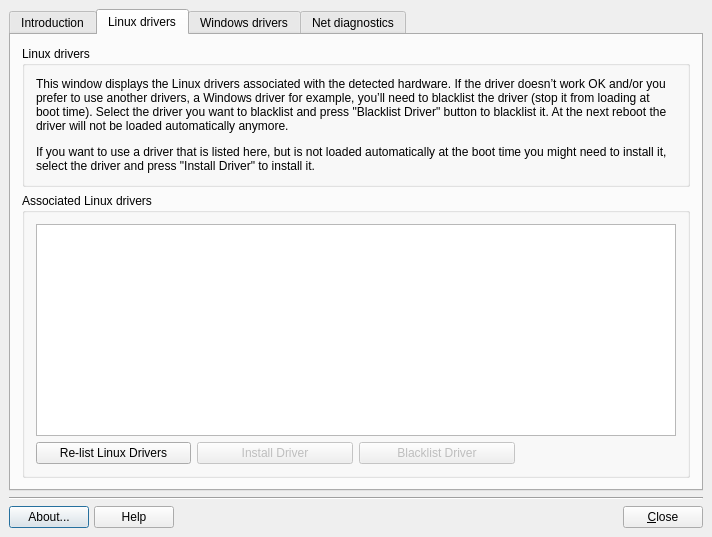
Before: the Qt Designer form meconfig.ui in AdrianTM/mx-broadcom-manager, drawn with Qt 5.
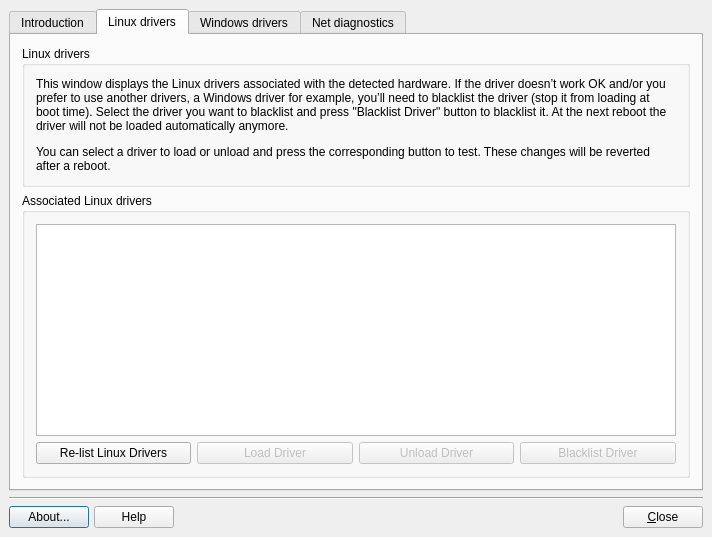
After: the same form once the commit is applied. The open tabs and pages were chosen to show the change. Icons and pictures are not drawn.

What changed in the file:
```diff
--- a/meconfig.ui
+++ b/meconfig.ui
@@ -351,7 +351,7 @@
           <item>
            <widget class="QLabel" name="labelLinux">
             <property name="text">
-             <string>&lt;html&gt;&lt;head/&gt;&lt;body&gt;&lt;p&gt;This window displays the Linux drivers associated with the detected hardware. If the driver doesn’t work OK and/or you prefer to use another drivers, a Windows driver for example, you’ll need to blacklist the driver (stop it from loading at boot time). Select the driver you want to blacklist and press &amp;quot;Blacklist Driver&amp;quot; button to blacklist it. At the next reboot the driver will not be loaded automatically anymore.&lt;/p&gt;&lt;p&gt;If you want to use a driver that is listed here, but is not loaded automatically at the boot time you might need to install it, select the driver and press &amp;quot;Install Driver&amp;quot; to install it.&lt;/p&gt;&lt;/body&gt;&lt;/html&gt;</string>
+             <string>&lt;html&gt;&lt;head/&gt;&lt;body&gt;&lt;p&gt;This window displays the Linux drivers associated with the detected hardware. If the driver doesn’t work OK and/or you prefer to use another drivers, a Windows driver for example, you’ll need to blacklist the driver (stop it from loading at boot time). Select the driver you want to blacklist and press &amp;quot;Blacklist Driver&amp;quot; button to blacklist it. At the next reboot the driver will not be loaded automatically anymore.&lt;/p&gt;&lt;p&gt;You can select a driver to load or unload and press the corresponding button to test. These changes will be reverted after a reboot.&lt;/p&gt;&lt;/body&gt;&lt;/html&gt;</string>
             </property>
             <property name="wordWrap">
              <bool>true</bool>
@@ -373,7 +373,21 @@
           <string>Associated Linux drivers</string>
          </property>
          <layout class="QGridLayout" name="gridLayout_3">
-          <item row="0" column="0" colspan="4">
+          <item row="3" column="1">
+           <widget class="QPushButton" name="linuxDrvLoad">
+            <property name="enabled">
+             <bool>false</bool>
+            </property>
+            <property name="text">
+             <string>Load Driver</string>
+            </property>
+            <property name="icon">
+             <iconset>
+              <normaloff>../../../../../../../../usr/share/mx-broadcom-manager/icons/connect_creating.png</normaloff>../../../../../../../../usr/share/mx-broadcom-manager/icons/connect_creating.png</iconset>
+            </property>
+           </widget>
+          </item>
+          <item row="1" column="0" colspan="4">
            <widget class="QListWidget" name="linuxDrvList">
             <property name="sizePolicy">
              <sizepolicy hsizetype="Expanding" vsizetype="Expanding">
@@ -422,7 +436,21 @@
             </property>
            </widget>
           </item>
-          <item row="1" column="0">
+          <item row="3" column="2">
+           <widget class="QPushButton" name="linuxDrvUnload">
+            <property name="enabled">
+             <bool>false</bool>
+            </property>
+            <property name="text">
+             <string>Unload Driver</string>
+            </property>
+            <property name="icon">
+             <iconset>
+              <normaloff>../../../../../../../../usr/share/mx-broadcom-manager/icons/connect_no.png</normaloff>../../../../../../../../usr/share/mx-broadcom-manager/icons/connect_no.png</iconset>
+            </property>
+           </widget>
+          </item>
+          <item row="3" column="0">
            <widget class="QPushButton" name="linuxDrvDiagnosePushButton">
             <property name="maximumSize">
              <size>
@@ -439,33 +467,7 @@
             </property>
            </widget>
           </item>
-          <item row="1" column="1">
-           <widget class="QPushButton" name="linuxDrvInstall">
-            <property name="enabled">
-             <bool>false</bool>
-            </property>
-            <property name="sizePolicy">
-             <sizepolicy hsizetype="Minimum" vsizetype="Fixed">
-              <horstretch>0</horstretch>
-              <verstretch>0</verstretch>
-             </sizepolicy>
-            </property>
-            <property name="minimumSize">
-             <size>
-              <width>156</width>
-              <height>0</height>
-             </size>
-            </property>
-            <property name="text">
-             <string>Install Driver</string>
-            </property>
-            <property name="icon">
-             <iconset>
-              <normaloff>../../../../../../../../usr/share/mx-broadcom-manager/icons/add.png</normaloff>../../../../../../../../usr/share/mx-broadcom-manager/icons/add.png</iconset>
-            </property>
-           </widget>
-          </item>
-          <item row="1" column="2">
+          <item row="3" column="3">
            <widget class="QPushButton" name="linuxDrvBlacklistPushButton">
             <property name="enabled">
              <bool>false</bool>
```
Left out of the diff: 45 changed lines with no effect on the pictures.
